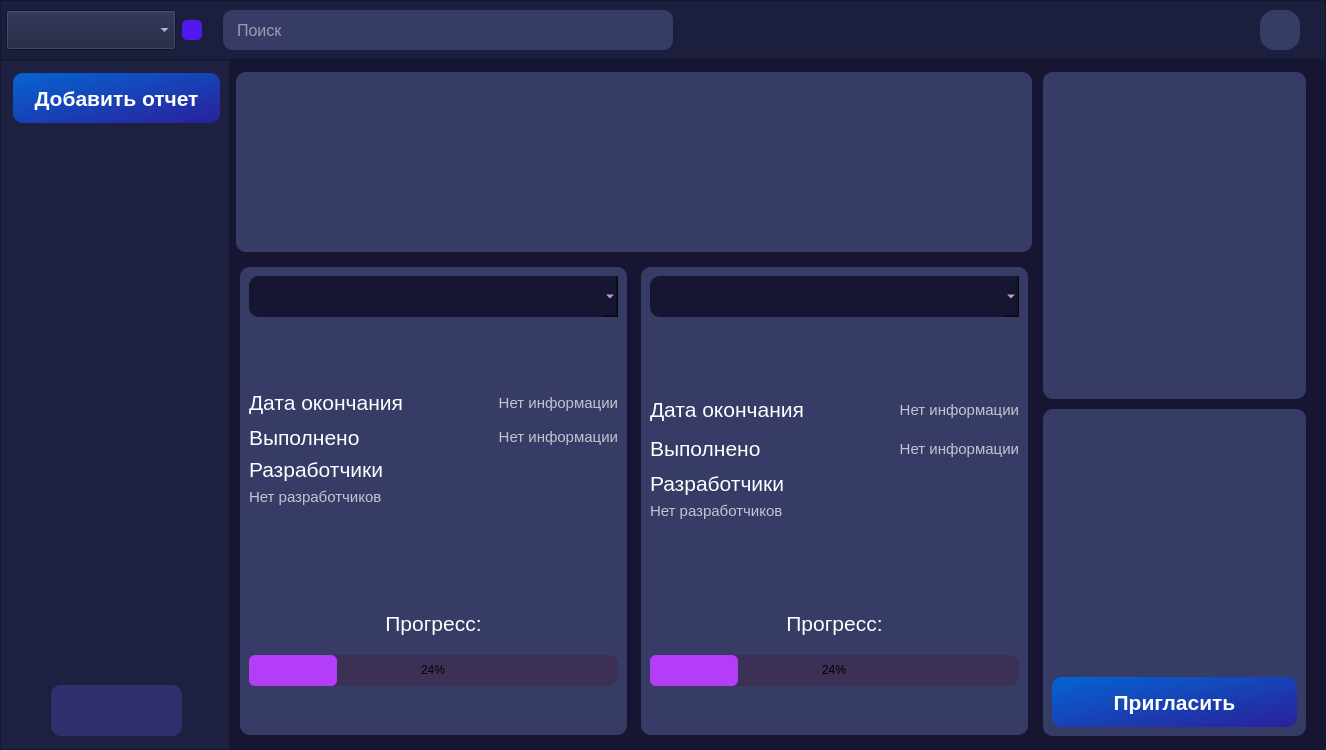
The window that interfaces/main_page.ui (ArtShibaev/Bugtracker) describes before a commit, drawn with Qt 5.
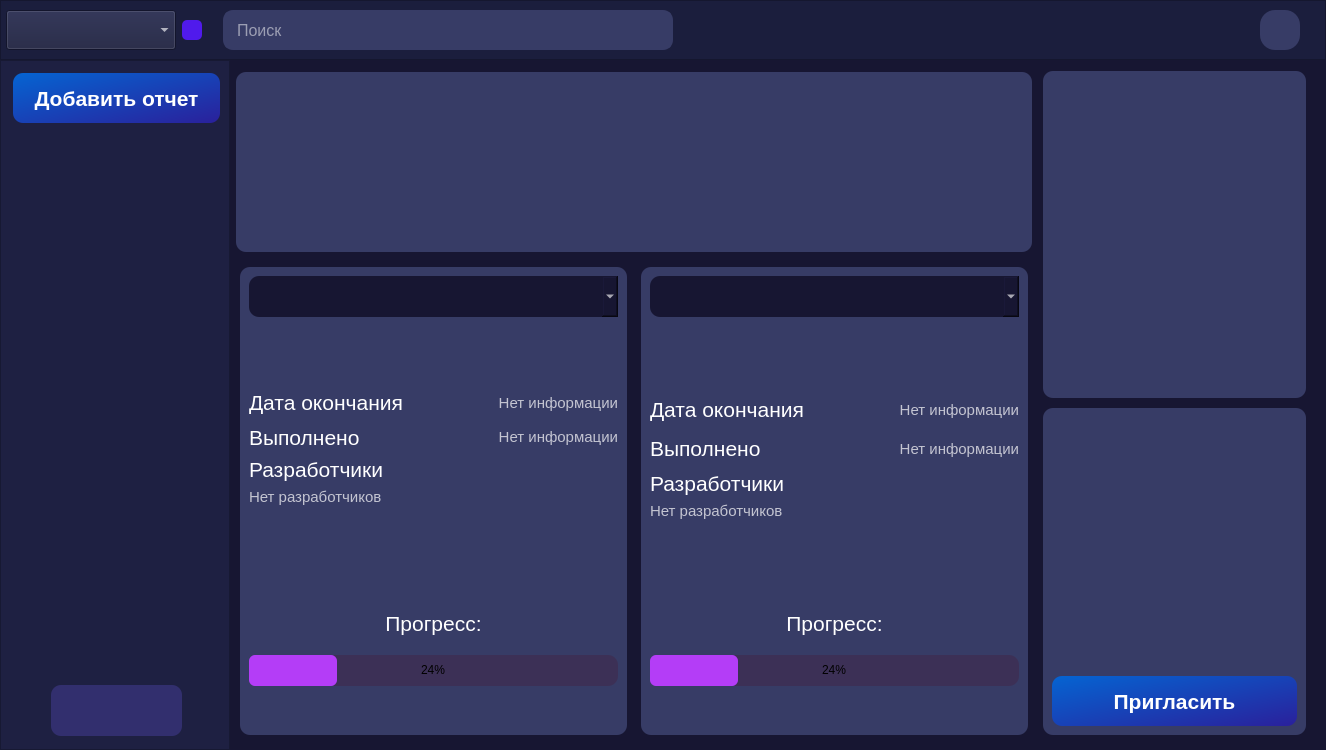
The same window after the commit.

Commit message: Неактивные дедлайн панели теперь скрываются

```diff
--- a/interfaces/main_page.ui
+++ b/interfaces/main_page.ui
@@ -1206,11 +1206,14 @@
            <property name="spacing">
             <number>10</number>
            </property>
+           <property name="leftMargin">
+            <number>0</number>
+           </property>
            <property name="topMargin">
             <number>0</number>
            </property>
            <property name="bottomMargin">
-            <number>0</number>
+            <number>2</number>
            </property>
            <item>
             <layout class="QVBoxLayout" name="verticalLayout_2">
@@ -1275,7 +1278,7 @@
                      <x>0</x>
                      <y>0</y>
                      <width>245</width>
-                     <height>249</height>
+                     <height>248</height>
                     </rect>
                    </property>
                   </widget>
```
Left out of the diff: 72 changed lines with no effect on the pictures. The commit also changes 1 other file.
